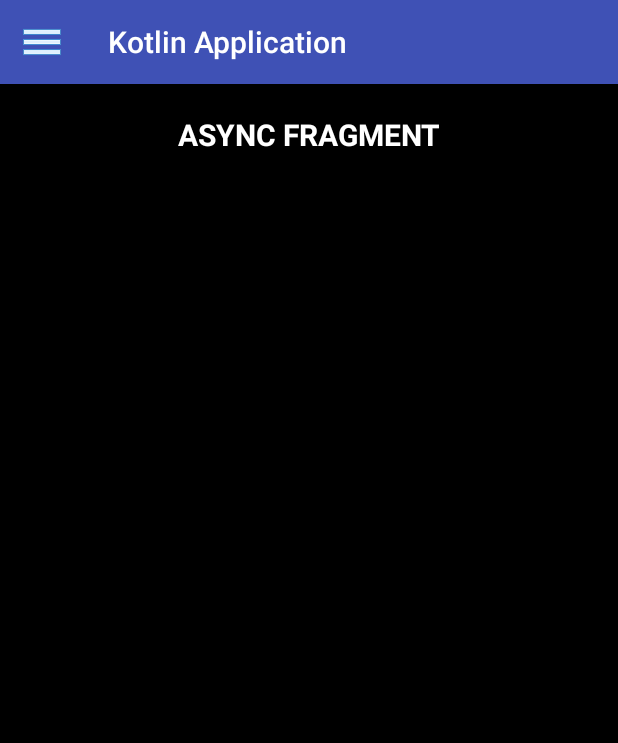
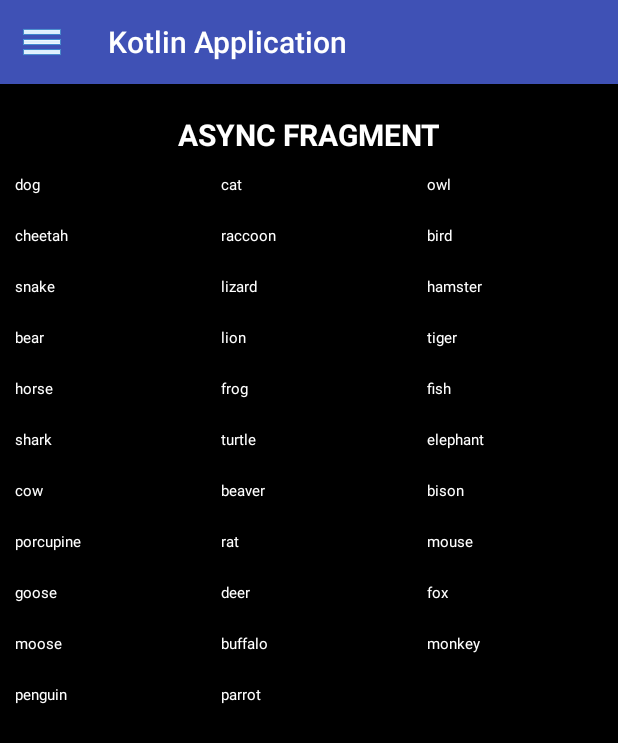
Before and after one commit to EmaGitHub/KotlinApp, an Android app: the fragment AsyncFragment placed in its activity, on a phone screen of 412 x 824 dp. Shown: the top 743 px of the screen. Run offline under Robolectric (Android 15) with nearby library versions, the phone set to English and light mode, and no system bars; network calls fail.

Commit message:
recyclerView Implemented

```diff
--- a/app/build.gradle
+++ b/app/build.gradle
@@ -53,6 +53,7 @@ android {
       }
     }
   }
+
 }
 
 dependencies {
--- a/app/src/main/java/com/example/emanuelecalvisi/kotlinapp/Fragments/AsyncFragment.kt
+++ b/app/src/main/java/com/example/emanuelecalvisi/kotlinapp/Fragments/AsyncFragment.kt
@@ -5,12 +5,16 @@ import android.graphics.Color
 import android.os.Bundle
 import android.os.Message
 import android.support.v4.content.res.ResourcesCompat.getColor
+import android.support.v7.widget.GridLayoutManager
+import android.support.v7.widget.LinearLayoutManager
 import android.view.LayoutInflater
 import android.view.View
 import android.view.ViewGroup
 import com.example.emanuelecalvisi.kotlinapp.R
 import android.widget.Toast
 import com.example.emanuelecalvisi.kotlinapp.Utils.ActivityUtil
+import com.example.emanuelecalvisi.kotlinapp.Utils.ListAdapter
+import kotlinx.android.synthetic.main.fragment_async.view.rv_list
 import kotlinx.android.synthetic.main.fragment_one.view.*
 import java.time.Duration
 
@@ -22,7 +26,7 @@ Created by Emanuele Calvisi on 31/07/2018.
 
 class AsyncFragment : CustomFragment(){
 
-  var visible: Boolean = false
+  var list: ArrayList<String> = ArrayList()
 
   override fun onCreateView(inflater: LayoutInflater, container: ViewGroup?,
     savedInstanceState: Bundle?): View? {
@@ -31,7 +35,51 @@ class AsyncFragment : CustomFragment(){
 
     super.TAG = "AsyncFragment"
 
+
+    addItems()
+    view.rv_list.layoutManager = GridLayoutManager(context,3)
+    // Access the RecyclerView Adapter and load the data into it
+    view.rv_list.adapter = ListAdapter(list, context!!)
+
+
+
+
     return view
   }
 
+  fun addItems() {
+    list.add("dog")
+    list.add("cat")
+    list.add("owl")
+    list.add("cheetah")
+    list.add("raccoon")
+    list.add("bird")
+    list.add("snake")
+    list.add("lizard")
+    list.add("hamster")
+    list.add("bear")
+    list.add("lion")
+    list.add("tiger")
+    list.add("horse")
+    list.add("frog")
+    list.add("fish")
+    list.add("shark")
+    list.add("turtle")
+    list.add("elephant")
+    list.add("cow")
+    list.add("beaver")
+    list.add("bison")
+    list.add("porcupine")
+    list.add("rat")
+    list.add("mouse")
+    list.add("goose")
+    list.add("deer")
+    list.add("fox")
+    list.add("moose")
+    list.add("buffalo")
+    list.add("monkey")
+    list.add("penguin")
+    list.add("parrot")
+  }
+
 }
--- /dev/null
+++ b/app/src/main/java/com/example/emanuelecalvisi/kotlinapp/Utils/ListAdapter.kt
@@ -0,0 +1,38 @@
+package com.example.emanuelecalvisi.kotlinapp.Utils
+
+/*
+
+Created by Emanuele Calvisi on 28/08/2018.
+
+*/
+
+import android.content.Context
+import android.support.v7.widget.RecyclerView
+import android.view.LayoutInflater
+import android.view.View
+import android.view.ViewGroup
+import com.example.emanuelecalvisi.kotlinapp.R
+import kotlinx.android.synthetic.main.recycler_view_item.view.item
+
+class ListAdapter(val items : ArrayList<String>, val context: Context) : RecyclerView.Adapter<ViewHolder>() {
+
+  override fun onBindViewHolder(holder: ViewHolder, position: Int) {
+
+    holder?.itemTextView?.text = items.get(position)
+  }
+
+  override fun onCreateViewHolder(parent: ViewGroup, viewType: Int): ViewHolder {
+
+    return ViewHolder(LayoutInflater.from(context).inflate(R.layout.recycler_view_item, parent, false))
+  }
+
+  override fun getItemCount(): Int {
+    return items.size
+  }
+
+}
+
+class ViewHolder (view: View) : RecyclerView.ViewHolder(view) {
+
+  val itemTextView = view.item
+}
--- /dev/null
+++ b/app/src/main/java/com/example/emanuelecalvisi/kotlinapp/Utils/Request.kt
@@ -0,0 +1,17 @@
+package com.example.emanuelecalvisi.kotlinapp.Utils
+
+import java.net.URL
+
+/*
+
+Created by Emanuele Calvisi on 28/08/2018.
+
+*/
+
+class Request(private val url: String) {
+
+  fun run(){
+    val forecastJsonString = URL(url).readText()
+
+  }
+}
--- a/app/src/main/res/layout/fragment_async.xml
+++ b/app/src/main/res/layout/fragment_async.xml
@@ -18,5 +18,12 @@
       android:textSize="20sp"
       />
 
+  <android.support.v7.widget.RecyclerView
+
+      android:id="@+id/rv_list"
+      android:layout_width="match_parent"
+      android:layout_height="match_parent"
+      android:layout_below="@id/fragmentTitle"/>
+
 
 </RelativeLayout>
--- a/app/src/main/res/layout/fragment_one.xml
+++ b/app/src/main/res/layout/fragment_one.xml
@@ -21,8 +21,17 @@
       android:layout_height="wrap_content"
       android:id="@+id/kotlinImage"
       android:padding="30dp"
+      android:paddingBottom="0dp"
       android:layout_below="@id/fragmentTitle"
       android:src="@mipmap/ic_launcher"
+      />
+
+  <TextView
+      android:layout_width="wrap_content"
+      android:layout_height="wrap_content"
+      android:layout_below="@id/kotlinImage"
+      android:text="CLICK the icon ABOVE"
+      android:gravity="center_horizontal"
       />
 
   <Button
--- /dev/null
+++ b/app/src/main/res/layout/recycler_view_item.xml
@@ -0,0 +1,15 @@
+<?xml version="1.0" encoding="utf-8"?>
+<LinearLayout xmlns:android="http://schemas.android.com/apk/res/android"
+    android:orientation="vertical"
+    android:layout_width="match_parent"
+    android:layout_height="wrap_content">
+
+  <TextView
+      android:id="@+id/item"
+      android:layout_width="match_parent"
+      android:layout_height="wrap_content"
+      android:textColor="@color/white"
+      android:textSize="10sp"
+      android:padding="10dp"/>
+
+</LinearLayout>
```
